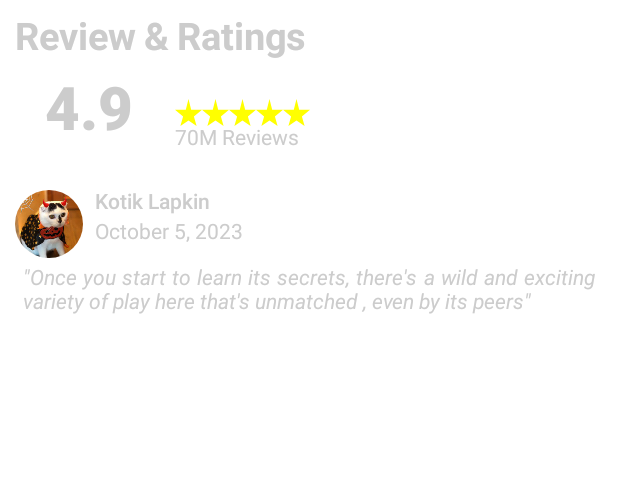
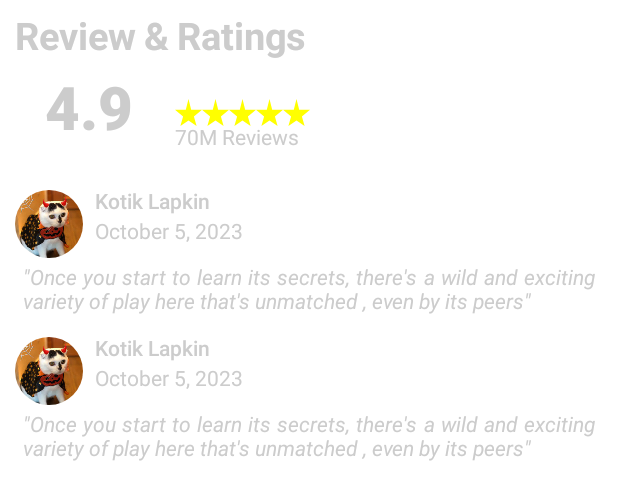
Before and after one commit to Annitas/FirstAndroid, an Android app built with Jetpack Compose: the @Preview function ReviewAndRating, on a phone screen of 412 x 824 dp. Shown: the top 500 px of the screen. Run offline under Robolectric (Android 15) with nearby library versions, the phone set to English and light mode, and no system bars.

Commit message:
Add second comment

```diff
--- a/MyFirstLab/app/src/main/java/com/example/myfirstlab/MainActivity.kt
+++ b/MyFirstLab/app/src/main/java/com/example/myfirstlab/MainActivity.kt
@@ -230,6 +230,39 @@ fun ReviewAndRating() {
                 modifier = Modifier
                     .padding(5.dp)
             )
+            Spacer(modifier = Modifier.height(10.dp))
+            Row {
+                Image(
+                    painter = painterResource(R.drawable.profile_picture),
+                    contentDescription = "Contact profile picture",
+                    modifier = Modifier
+                        .size(45.dp)
+                        .clip(CircleShape)
+                )
+                Spacer(modifier = Modifier.width(8.dp))
+                Column {
+                    Text(
+                        text = "Kotik Lapkin",
+                        color = Color.LightGray,
+                        fontWeight = FontWeight.SemiBold
+                    )
+                    Spacer(modifier = Modifier.height(4.dp))
+                    Text(
+                        text = "October 5, 2023",
+                        color = Color.LightGray
+                    )
+                }
+            }
+            Text(
+                text = "\"Once you start to learn its secrets, there's a wild" +
+                        " and exciting variety of play here that's unmatched " +
+                        ", even by its peers\"",
+                textAlign = TextAlign.Justify,
+                fontStyle = FontStyle.Italic,
+                color = Color.LightGray,
+                modifier = Modifier
+                    .padding(5.dp)
+            )
         }
     }
 }
```
